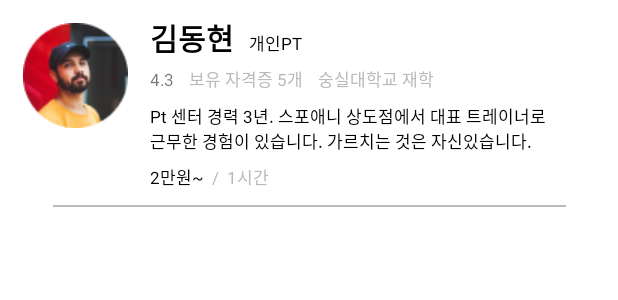
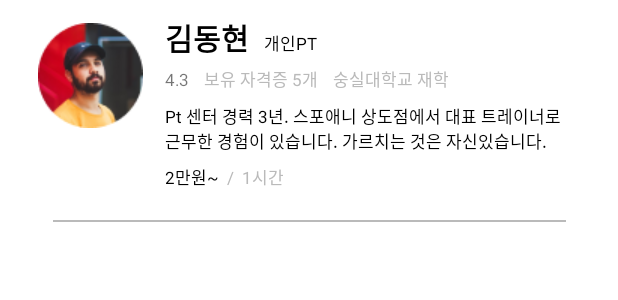
Before and after one commit to FIT-I/FIT-I-Android, an Android app: the layout item_trainer.xml on its own in the app's theme, with its tools: preview values and no code run, on a phone screen of 412 x 824 dp. Shown: the top 300 px of the screen. Run offline under Robolectric (Android 15) with nearby library versions, the phone set to English and light mode, and no system bars.

Commit message:
fix : 간격 맞추기 margin #1

```diff
--- a/app/src/main/res/layout/item_trainer.xml
+++ b/app/src/main/res/layout/item_trainer.xml
@@ -4,7 +4,11 @@
     xmlns:tools="http://schemas.android.com/tools"
     android:layout_width="match_parent"
     android:layout_height="wrap_content"
-    android:layout_margin="10dp">
+    android:layout_marginTop="10dp"
+    android:layout_marginStart="20dp"
+    android:layout_marginBottom="10dp"
+    android:layout_marginEnd="20dp"
+    >
 
     <ImageButton
         android:id="@+id/iv_profile"
@@ -95,7 +99,8 @@
 
         <LinearLayout
             android:layout_width="wrap_content"
-            android:layout_height="wrap_content">
+            android:layout_height="wrap_content"
+            android:layout_marginBottom="10dp">
 
             <TextView
                 android:id="@+id/tv_money"
```
